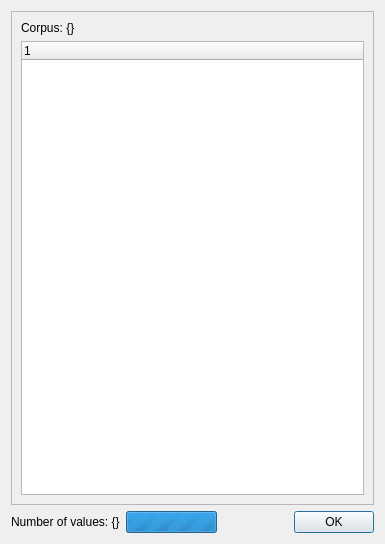
Above: coquery/gui/uniqueViewer.ui from gkunter/coquery before the change. Below: the same form after it.
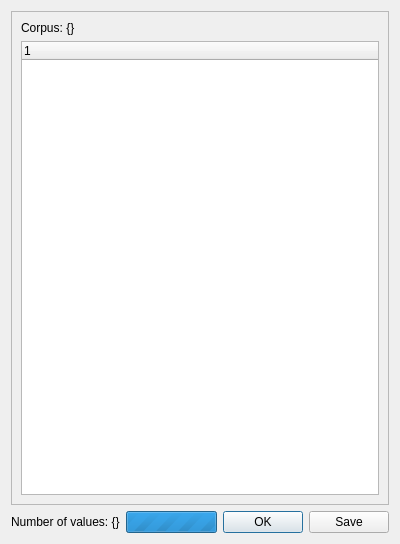
That is the form after the change.

Commit message: Add Save button and functionality

Patch:
```diff
--- a/coquery/gui/uniqueViewer.ui
+++ b/coquery/gui/uniqueViewer.ui
@@ -104,7 +104,7 @@
      <item>
       <widget class="QDialogButtonBox" name="buttonBox">
        <property name="standardButtons">
-        <set>QDialogButtonBox::Ok</set>
+        <set>QDialogButtonBox::Ok|QDialogButtonBox::Save</set>
        </property>
       </widget>
      </item>
```
The commit also changes 2 other files.
